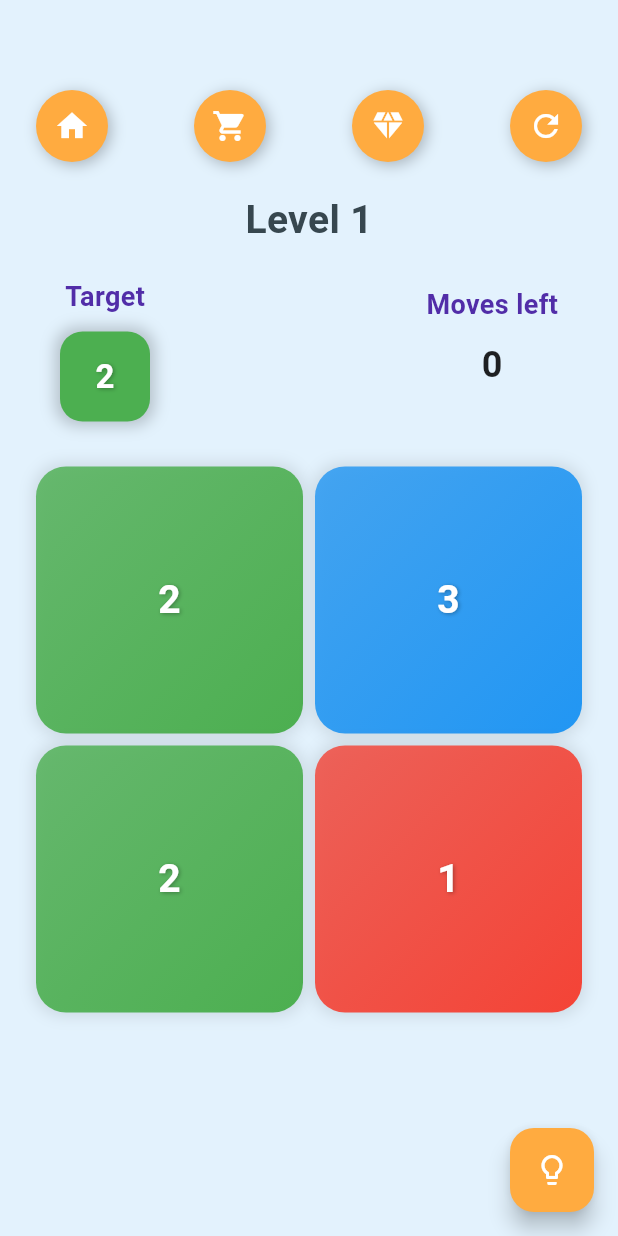
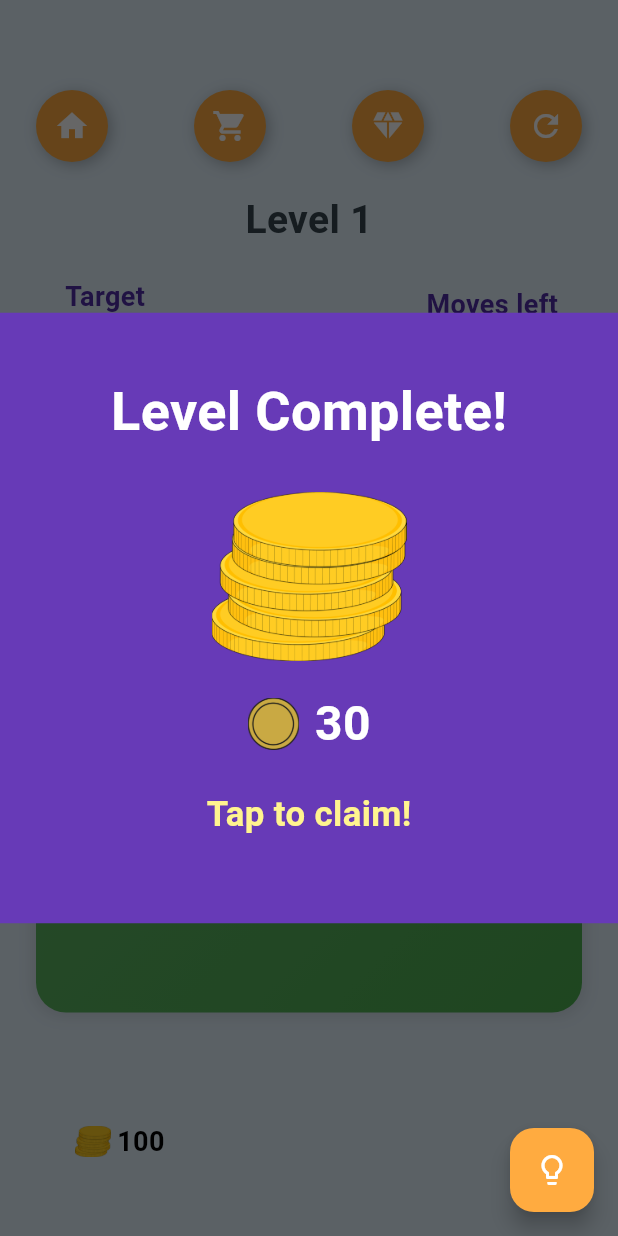
Before and after one commit to theokramer/logicalColors, a Flutter app: the screen it shows after launch, after a tap on an icon or button, on a phone screen of 412 x 824 dp. Run offline on Flutter 3.47's test engine with Material 3 defaults, Android fonts, the phone set to English and light mode, and no system bars; our stand-ins replace confetti; Roboto replaces fonts that are missing (Quicksand).

Commit message:
Improved Level Design

```diff
--- a/lib/main.dart
+++ b/lib/main.dart
@@ -13,7 +13,7 @@ class MyApp extends StatelessWidget {
   Widget build(BuildContext context) {
     return MultiProvider(
       providers: [
-        ChangeNotifierProvider(create: (_) => PuzzleModel(size: 2, level: 1)),
+        ChangeNotifierProvider(create: (_) => PuzzleModel(size: 1, level: 1)),
       ],
       child: MaterialApp(
         title: 'Color Change Puzzle',
--- a/lib/puzzle_screen.dart
+++ b/lib/puzzle_screen.dart
@@ -187,7 +187,6 @@ class _PuzzleScreenState extends State<PuzzleScreen> with SingleTickerProviderSt
                       child: GestureDetector(
                         onTap: () {
                           puzzle.clickTile(x, y, false);
-
                           if (puzzle.isGridFilledWithTargetColor()) {
                             _confettiController.play();
                             HapticFeedback.heavyImpact();
@@ -197,8 +196,7 @@ class _PuzzleScreenState extends State<PuzzleScreen> with SingleTickerProviderSt
                                   setState(() {
                                     showBanner = true;
                                   });
-                                  puzzle.addCoins(_coinsEarned);
-                                  widget.currentLevel += 1;
+
                                 });
                               });
                             });
@@ -249,6 +247,27 @@ class _PuzzleScreenState extends State<PuzzleScreen> with SingleTickerProviderSt
                   },
                 ),
               ),
+                      Padding(
+          padding: const EdgeInsets.only(bottom: 50, left: 50),
+          child: Row(
+            children: [
+              Image.asset(
+                'images/coins.png',
+                width: 24,
+                height: 24,
+              ),
+              SizedBox(width: 4),
+              Text(
+                '$coins',
+                style: TextStyle(
+                  color: Colors.black,
+                  fontSize: 18,
+                  fontWeight: FontWeight.bold,
+                ),
+              ),
+            ],
+          ),
+        ),
             ],
           ),
           if (showBanner)
@@ -279,12 +298,16 @@ class _PuzzleScreenState extends State<PuzzleScreen> with SingleTickerProviderSt
                             height: 50,
                             child: GestureDetector(
                               onTap: () {
+                                puzzle.addCoins(_coinsEarned);
+                                  widget.currentLevel += 1;
                                 Navigator.of(context).push(
                                   MaterialPageRoute(
                                     builder: (context) => ChangeNotifierProvider(
                                       create: (_) => PuzzleModel(
-                                          size: widget.currentLevel < 5 ? 2 : 3,
-                                          level: widget.currentLevel < 5 ? widget.currentLevel : widget.currentLevel - 3),
+                                          size: puzzle.getSizeAndMaxMoves(widget.currentLevel)["size"] ?? 2,
+                                          level: puzzle.getSizeAndMaxMoves(widget.currentLevel)["maxMoves"] ?? 2,
+                                          ),
+
                                       child: PuzzleScreen(currentLevel: widget.currentLevel),
                                     ),
                                   ),
@@ -293,9 +316,11 @@ class _PuzzleScreenState extends State<PuzzleScreen> with SingleTickerProviderSt
                               child: AnimatedText(),
                             ),
                           ),
+
                         ],
                       ),
                     ),
+
                   ],
                 ),
               ),
```
Also changed, not shown: lib/puzzle_model.dart (+30 -0 lines).
